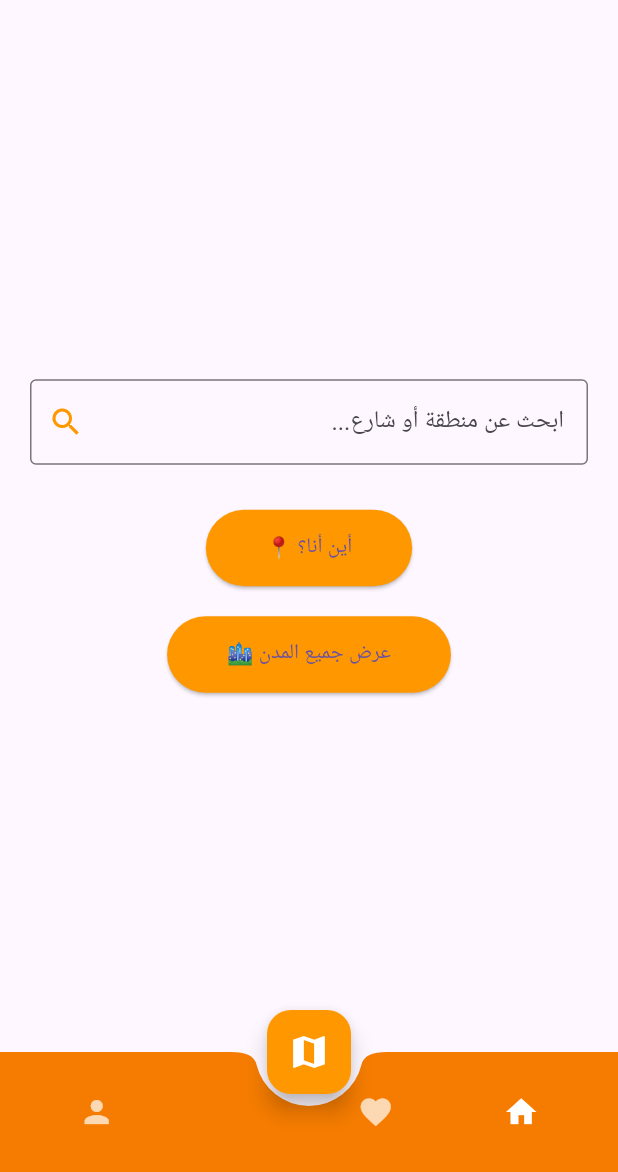
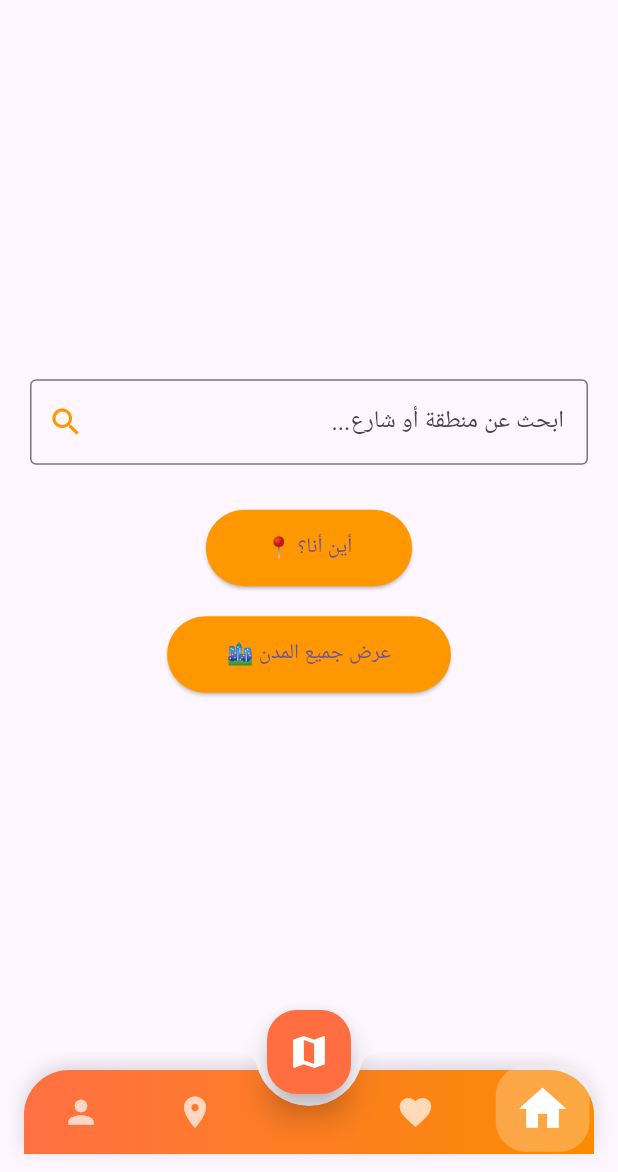
Before and after one commit to mojahed15002/SmartGuideApp, a Flutter app: the MainNavigation screen opened directly with empty values, on a phone screen of 412 x 824 dp, the part 64-1236 px from its top. Run offline on Flutter 3.47's test engine with Material 3 defaults, Android fonts, the phone set to English and light mode, and no system bars; our stand-ins replace app_links, carousel_slider, cloud_firestore, firebase_auth, firebase_core, firebase_storage and 10 more; accounts and stored records are empty.

Commit message:
رسالة التعديل

```diff
--- a/lib/pages/bottom_nav_bar.dart
+++ b/lib/pages/bottom_nav_bar.dart
@@ -1,4 +1,5 @@
 import 'package:flutter/material.dart';
+import 'dart:ui';
 
 class BottomNavBar extends StatefulWidget {
   final int currentIndex;
@@ -14,48 +15,79 @@ class BottomNavBar extends StatefulWidget {
   State<BottomNavBar> createState() => _BottomNavBarState();
 }
 
-class _BottomNavBarState extends State<BottomNavBar> {
+class _BottomNavBarState extends State<BottomNavBar>
+    with SingleTickerProviderStateMixin {
   @override
   Widget build(BuildContext context) {
-    return BottomAppBar(
+    return ClipRRect(
+      borderRadius: const BorderRadius.vertical(top: Radius.circular(30)),
+      child: BackdropFilter(
+        filter: ImageFilter.blur(sigmaX: 10, sigmaY: 10),
+        child: BottomAppBar(
           shape: const CircularNotchedRectangle(),
-      notchMargin: 8.0,
-      color: Colors.orange.shade700,
-      child: SizedBox(
-        height: 65,
+          notchMargin: 8,
+          color: Colors.transparent,
+          elevation: 0,
+          clipBehavior: Clip.antiAlias,
+          child: Container(
+            height: 75,
+            decoration: BoxDecoration(
+              gradient: LinearGradient(
+                colors: [
+                  Colors.deepOrange.shade400,
+                  Colors.orange.shade600,
+                ],
+                begin: Alignment.centerLeft,
+                end: Alignment.centerRight,
+              ),
+              borderRadius: const BorderRadius.only(
+                topLeft: Radius.circular(30),
+                topRight: Radius.circular(30),
+              ),
+              boxShadow: [
+                BoxShadow(
+                  color: Colors.black.withOpacity(0.15),
+                  blurRadius: 10,
+                  offset: const Offset(0, -3),
+                ),
+              ],
+            ),
             child: Row(
               mainAxisAlignment: MainAxisAlignment.spaceAround,
               children: [
-            IconButton(
-              icon: Icon(
-                Icons.home,
-                color: widget.currentIndex == 0
-                    ? Colors.white
-                    : Colors.white70,
+                _buildAnimatedItem(Icons.home, 0),       // 🏠 الرئيسية
+                _buildAnimatedItem(Icons.favorite, 1),   // ❤️ المفضلة
+                const SizedBox(width: 40),               // مكان الزر العائم
+                _buildAnimatedItem(Icons.place, 2),      // 📍 القريبة مني
+                _buildAnimatedItem(Icons.person, 3),     // 👤 الملف الشخصي
+              ],
             ),
-              onPressed: () => widget.onTap(0),
           ),
-            IconButton(
-              icon: Icon(
-                Icons.favorite,
-                color: widget.currentIndex == 1
-                    ? Colors.white
-                    : Colors.white70,
         ),
-              onPressed: () => widget.onTap(1),
       ),
-            const SizedBox(width: 40), // مكان الزر العائم
+    );
+  }
 
-            IconButton(
-              icon: Icon(
-                Icons.person,
-                color: widget.currentIndex == 3
-                    ? Colors.white
-                    : Colors.white70,
+  Widget _buildAnimatedItem(IconData icon, int index) {
+    final bool isActive = widget.currentIndex == index;
+
+    return GestureDetector(
+      onTap: () => widget.onTap(index),
+      child: AnimatedContainer(
+        duration: const Duration(milliseconds: 300),
+        curve: Curves.easeOutBack,
+        padding: const EdgeInsets.symmetric(horizontal: 10, vertical: 8),
+        transform: Matrix4.identity()
+          ..translate(0.0, isActive ? -8.0 : 0.0) // ⬆️ تحريك للأعلى عند التفعيل
+          ..scale(isActive ? 1.25 : 1.0), // 🔍 تكبير بسيط عند التفعيل
+        decoration: BoxDecoration(
+          color: isActive ? Colors.white.withOpacity(0.25) : Colors.transparent,
+          borderRadius: BorderRadius.circular(16),
         ),
-              onPressed: () => widget.onTap(3),
-            ),
-          ],
+        child: Icon(
+          icon,
+          size: isActive ? 30 : 25,
+          color: isActive ? Colors.white : Colors.white70,
         ),
       ),
     );
--- a/lib/pages/main_navigation.dart
+++ b/lib/pages/main_navigation.dart
@@ -7,6 +7,7 @@ import 'favorites_page.dart';
 import 'profile_page.dart';
 import 'choice_page.dart';
 import 'custom_drawer.dart';
+import 'near_me_page.dart';
 
 
 class MainNavigation extends StatefulWidget {
@@ -79,40 +80,22 @@ void _onDrawerItemSelected(String item) {
  Widget _buildBody() {
   switch (_currentIndex) {
     case 0:
-        return ChoicePage(
-          themeNotifier: widget.themeNotifier,
+      return ChoicePage(themeNotifier: widget.themeNotifier); // 🏠 الرئيسية
 
-        ); // 🏠 الرئيسية
     case 1:
-        if (_locError != null) {
-          return Center(
-            child: Padding(
-              padding: const EdgeInsets.all(16),
-              child: Text(
-                _locError!,
-                textAlign: TextAlign.center,
-                style: const TextStyle(fontSize: 16),
-              ),
-            ),
-          );
-        }
-        if (_initialPosition == null) {
-          return const Center(child: CircularProgressIndicator());
-        }
-        return MapPage(
-          position: _initialPosition!,               // ✅ Position (مش LatLng)
-          themeNotifier: widget.themeNotifier,
-          enableLiveTracking: true,                  // اختياري
-        );
+      return FavoritesPage(themeNotifier: widget.themeNotifier); // ❤️ المفضلة
+
     case 2:
-        return FavoritesPage(themeNotifier: widget.themeNotifier); // ❤️
+      return NearMePage(themeNotifier: widget.themeNotifier); // 📍 القريبة مني
 
     case 3:
-        return ProfilePage(themeNotifier: widget.themeNotifier);  // ⚙️
+      return ProfilePage(themeNotifier: widget.themeNotifier); // 👤 الملف الشخصي
+
     default:
       return const SizedBox.shrink();
   }
 }
+
 
   @override
   Widget build(BuildContext context) {
@@ -123,14 +106,38 @@ void _onDrawerItemSelected(String item) {
   ),
       body: _buildBody(),
 
-      // 🔸 الزر العائم (الخريطة)
 floatingActionButton: FloatingActionButton(
-        backgroundColor: Colors.orange,
-        elevation: 6,
-        onPressed: () => setState(() => _currentIndex = 1),
+  backgroundColor: Colors.deepOrangeAccent,
+  elevation: 8,
+  shape: RoundedRectangleBorder(
+    borderRadius: BorderRadius.circular(20),
+  ),
+  onPressed: () {
+    if (_initialPosition != null) {
+      Navigator.push(
+        context,
+        MaterialPageRoute(
+          builder: (_) => MapPage(
+            position: _initialPosition!,
+            themeNotifier: widget.themeNotifier,
+            enableLiveTracking: true,
+          ),
+        ),
+      );
+    } else {
+      ScaffoldMessenger.of(context).showSnackBar(
+        const SnackBar(
+          content: Text('لم يتم تحديد موقعك بعد!'),
+          backgroundColor: Colors.redAccent,
+        ),
+      );
+    }
+  },
   child: const Icon(Icons.map, color: Colors.white, size: 28),
 ),
+
 floatingActionButtonLocation: FloatingActionButtonLocation.centerDocked,
+
 
       // 🔹 الشريط السفلي
       bottomNavigationBar: BottomNavBar(
--- a/lib/pages/near_me_page.dart
+++ b/lib/pages/near_me_page.dart
@@ -67,7 +67,7 @@ class NearMePage extends StatelessWidget {
               borderRadius: BorderRadius.circular(16),
               onTap: () {
 
-                  Navigator.pushReplacement(
+                  Navigator.push(
                     context,
                     MaterialPageRoute(
                       builder: (context) => NearbyPlacesListPage(
--- a/lib/pages/profile_page.dart
+++ b/lib/pages/profile_page.dart
@@ -575,7 +575,7 @@ Future<void> _signOut() async {
       child: Scaffold(
         appBar: AppBar(
           title: Text(loc.profile),
-          backgroundColor: Colors.orange,
+
         ),
         drawer: CustomDrawer(themeNotifier: widget.themeNotifier),
         body: _isLoading
```
Also changed, not shown: lib/pages/city_places_page.dart (+13 -5 lines), lib/pages/nearby_places_list_page.dart (+11 -1 lines), lib/pages/place_details_page.dart (+14 -2 lines). Lines whose indentation alone changed are shown as unchanged.
